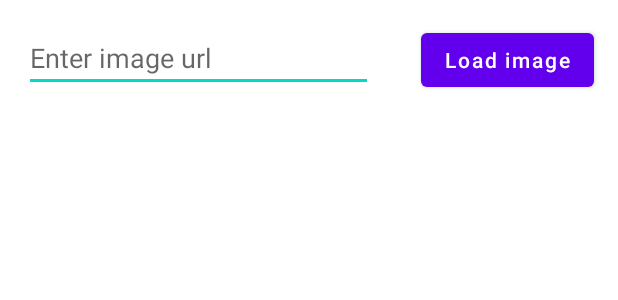
After one commit to ArtNikita/AndersenIntensive, an Android app: the layout activity_third_homework.xml on its own in the app's theme, with its tools: preview values and no code run, on a phone screen of 412 x 824 dp. The commit adds this screen. Shown: the top 300 px of the screen. Run offline under Robolectric (Android 15) with nearby library versions, the phone set to English and light mode, and no system bars.

Commit message:
implemented image loading

```diff
--- a/app/build.gradle
+++ b/app/build.gradle
@@ -40,4 +40,7 @@ dependencies {
     implementation 'androidx.constraintlayout:constraintlayout:2.1.2'
 
     implementation 'com.github.kirich1409:viewbindingpropertydelegate-noreflection:1.5.3'
+
+    implementation 'com.github.bumptech.glide:glide:4.12.0'
+    annotationProcessor 'com.github.bumptech.glide:compiler:4.12.0'
 }
--- a/app/src/main/AndroidManifest.xml
+++ b/app/src/main/AndroidManifest.xml
@@ -1,6 +1,8 @@
 <?xml version="1.0" encoding="utf-8"?>
 <manifest xmlns:android="http://schemas.android.com/apk/res/android"
     package="ru.nikitaartamonov.andersenintensive">
+
+    <uses-permission android:name="android.permission.INTERNET"/>
 
     <application
         android:allowBackup="true"
@@ -9,6 +11,9 @@
         android:roundIcon="@mipmap/ic_launcher_round"
         android:supportsRtl="true"
         android:theme="@style/Theme.AndersenIntensive">
+        <activity
+            android:name=".pages.third_homework.ThirdHomeworkActivity"
+            android:exported="false" />
         <activity
             android:name=".pages.second_homework.SecondHomeworkActivity"
             android:exported="false" />
--- a/app/src/main/java/ru/nikitaartamonov/andersenintensive/pages/main/MainActivity.kt
+++ b/app/src/main/java/ru/nikitaartamonov/andersenintensive/pages/main/MainActivity.kt
@@ -7,6 +7,7 @@ import by.kirich1409.viewbindingdelegate.viewBinding
 import ru.nikitaartamonov.andersenintensive.R
 import ru.nikitaartamonov.andersenintensive.databinding.ActivityMainBinding
 import ru.nikitaartamonov.andersenintensive.pages.second_homework.SecondHomeworkActivity
+import ru.nikitaartamonov.andersenintensive.pages.third_homework.ThirdHomeworkActivity
 
 class MainActivity : AppCompatActivity() {
 
@@ -24,5 +25,8 @@ class MainActivity : AppCompatActivity() {
         binding.secondHomeworkMenuTextView.setOnClickListener {
             startActivity(Intent(this, SecondHomeworkActivity::class.java))
         }
+        binding.thirdHomeworkMenuTextView.setOnClickListener {
+            startActivity(Intent(this, ThirdHomeworkActivity::class.java))
+        }
     }
 }
--- a/app/src/main/res/layout/activity_main.xml
+++ b/app/src/main/res/layout/activity_main.xml
@@ -20,6 +20,11 @@
             style="@style/HomeworkMenuTextView"
             android:text="@string/second_homework_description"/>
 
+        <TextView
+            android:id="@+id/third_homework_menu_text_view"
+            style="@style/HomeworkMenuTextView"
+            android:text="@string/third_homework_description"/>
+
     </androidx.appcompat.widget.LinearLayoutCompat>
 
 </androidx.core.widget.NestedScrollView>
--- /dev/null
+++ b/app/src/main/res/layout/activity_third_homework.xml
@@ -0,0 +1,50 @@
+<?xml version="1.0" encoding="utf-8"?>
+<androidx.core.widget.NestedScrollView xmlns:android="http://schemas.android.com/apk/res/android"
+    xmlns:app="http://schemas.android.com/apk/res-auto"
+    xmlns:tools="http://schemas.android.com/tools"
+    android:layout_width="match_parent"
+    android:layout_height="match_parent"
+    tools:context=".pages.third_homework.ThirdHomeworkActivity">
+
+    <androidx.constraintlayout.widget.ConstraintLayout
+        android:layout_width="match_parent"
+        android:layout_height="match_parent">
+
+        <EditText
+            android:id="@+id/image_url_edit_text"
+            android:layout_width="0dp"
+            android:layout_height="wrap_content"
+            android:layout_margin="@dimen/normal_space"
+            android:hint="@string/image_url_edit_text_hint"
+            android:importantForAutofill="no"
+            android:inputType="textUri"
+            android:maxLines="1"
+            app:layout_constraintEnd_toStartOf="@id/load_image_button"
+            app:layout_constraintStart_toStartOf="parent"
+            app:layout_constraintTop_toTopOf="parent" />
+
+        <Button
+            android:id="@+id/load_image_button"
+            android:layout_width="wrap_content"
+            android:layout_height="wrap_content"
+            android:layout_margin="@dimen/normal_space"
+            android:text="@string/load_image"
+            android:textAllCaps="false"
+            app:layout_constraintEnd_toEndOf="parent"
+            app:layout_constraintStart_toEndOf="@id/image_url_edit_text"
+            app:layout_constraintTop_toTopOf="parent" />
+
+        <ImageView
+            android:id="@+id/loaded_image_image_view"
+            android:layout_width="0dp"
+            android:layout_height="0dp"
+            android:scaleType="fitCenter"
+            app:layout_constraintBottom_toBottomOf="parent"
+            app:layout_constraintDimensionRatio="H, 1:1"
+            app:layout_constraintEnd_toEndOf="parent"
+            app:layout_constraintStart_toStartOf="parent"
+            app:layout_constraintTop_toBottomOf="@id/image_url_edit_text"
+            android:contentDescription="@string/loaded_image" />
+
+    </androidx.constraintlayout.widget.ConstraintLayout>
+</androidx.core.widget.NestedScrollView>
--- a/app/src/main/res/values/strings.xml
+++ b/app/src/main/res/values/strings.xml
@@ -7,4 +7,8 @@
     <string name="minus">-</string>
     <string name="zero">Zero</string>
     <string name="toast">Toast</string>
+    <string name="third_homework_description">3. Third homework is here. (touch me to watch)</string>
+    <string name="image_url_edit_text_hint">Enter image url</string>
+    <string name="load_image">Load image</string>
+    <string name="loaded_image">Loaded image</string>
 </resources>
```
Also changed, not shown: app/src/main/java/ru/nikitaartamonov/andersenintensive/pages/third_homework/ThirdHomeworkActivity.kt (added, +44 -0 lines).
